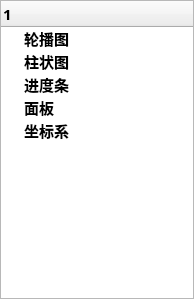
This is maincontent/controltreewidget.ui in YYC572652645/QCoolPage as Qt 5 draws it before an edit. The edited form follows.
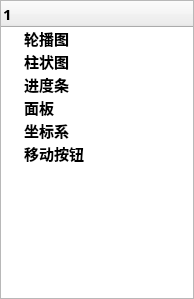
This is the edited form.

Patch:
```diff
--- a/maincontent/controltreewidget.ui
+++ b/maincontent/controltreewidget.ui
@@ -69,6 +69,11 @@
        <string>坐标系</string>
       </property>
      </item>
+     <item>
+      <property name="text">
+       <string>移动按钮</string>
+      </property>
+     </item>
     </widget>
    </item>
   </layout>
```
